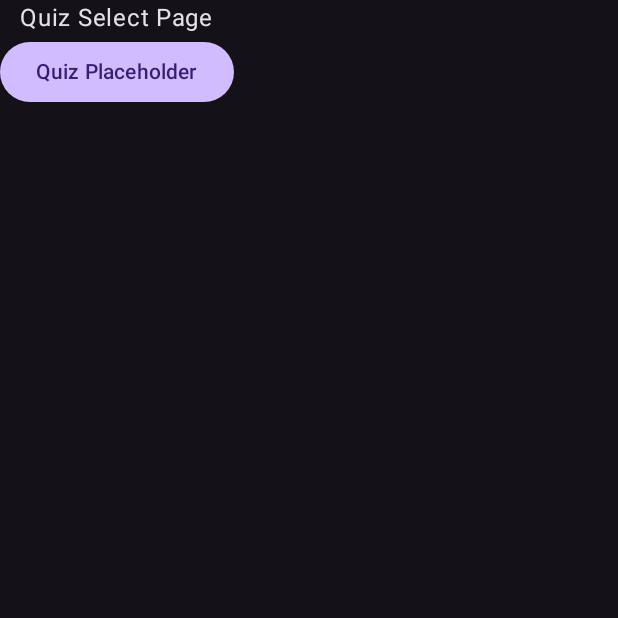
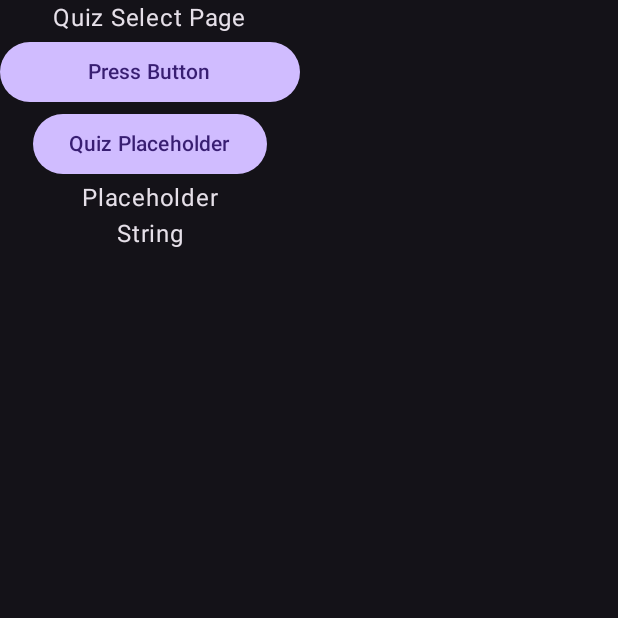
Before and after one commit to stellatedicosahedron/language-learner, an Android app built with Jetpack Compose: the LanguageSelectScreen screen opened through its navigation route, after a tap on "Go to Quiz", on a phone screen of 412 x 824 dp, the top half of it. Run offline under Robolectric (Android 15) with nearby library versions, the light colour scheme and no system bars.

Commit message:
Implemented HTTP request foundation for Quizzes, methods other than GET not tested yet

```diff
--- a/frontend/app/src/main/AndroidManifest.xml
+++ b/frontend/app/src/main/AndroidManifest.xml
@@ -1,6 +1,9 @@
 <?xml version="1.0" encoding="utf-8"?>
 <manifest xmlns:android="http://schemas.android.com/apk/res/android"
     xmlns:tools="http://schemas.android.com/tools">
+
+    <uses-permission android:name="android.permission.INTERNET" />
+    <uses-permission android:name="android.permission.ACCESS_NETWORK_STATE" />
 
     <application
         android:allowBackup="true"
--- /dev/null
+++ b/frontend/app/src/main/java/com/example/languagelearner/network/ApiRoutes.kt
@@ -0,0 +1,5 @@
+package com.example.languagelearner.network
+
+object ApiRoutes {
+    var BASE_URL:String = "https://language-learner-0zma.onrender.com"
+}
--- a/frontend/app/src/main/java/com/example/languagelearner/ui/QuizSelect.kt
+++ b/frontend/app/src/main/java/com/example/languagelearner/ui/QuizSelect.kt
@@ -1,29 +1,58 @@
 package com.example.languagelearner.ui
 
 import androidx.compose.foundation.layout.Column
+import androidx.compose.foundation.layout.width
 import androidx.compose.runtime.Composable
 import androidx.compose.material3.Text
 import androidx.compose.material3.Button
+import androidx.compose.runtime.mutableStateOf
+import androidx.compose.runtime.remember
+import androidx.compose.runtime.rememberCoroutineScope
 import androidx.compose.ui.Alignment
 import androidx.compose.ui.Modifier
-import androidx.compose.ui.tooling.preview.Preview
+import androidx.compose.ui.unit.dp
+import com.example.languagelearner.network.ApiRepository
+import kotlinx.coroutines.launch
+import androidx.compose.runtime.getValue
+import androidx.compose.runtime.setValue
 
 @Composable
 fun QuizSelectScreen(
     modifier: Modifier = Modifier,
-    onCreateButtonClick: () -> Unit
+    onCreateButtonClick: () -> Unit,
 ) {
     Column(
         horizontalAlignment = Alignment.CenterHorizontally,
-        modifier = modifier
+        modifier = modifier,
     ) {
+        val apiRepo = ApiRepository()
+        val scope = rememberCoroutineScope()
+        // getValue and setValue libraries are needed for line below (why??)
+        var jsonResponse by remember { mutableStateOf("Placeholder") }
+
         Text(
             text = "Quiz Select Page"
         )
+        Button(modifier = Modifier
+            .align(alignment = Alignment.CenterHorizontally)
+            .width(200.dp),
+            onClick = {
+                scope.launch {
+                    jsonResponse = try {
+                        apiRepo.getQuiz(1).toString()
+                    } catch (e: io.ktor.serialization.JsonConvertException) {
+                        "No Quizzes Found."
+                    }
+                }
+            }) {
+            Text("Press Button")
+        }
         Button(
             onClick = onCreateButtonClick
         ) {
             Text( text = "Quiz Placeholder")
         }
+        Text(text = jsonResponse)
+        Text(text = (jsonResponse::class.simpleName).toString())
     }
 }
--- a/frontend/build.gradle.kts
+++ b/frontend/build.gradle.kts
@@ -3,4 +3,5 @@ plugins {
     alias(libs.plugins.android.application) apply false
     alias(libs.plugins.kotlin.android) apply false
     alias(libs.plugins.kotlin.compose) apply false
+    id("org.jetbrains.kotlin.plugin.serialization") version "1.8.21"
 }
```
Also changed, not shown: frontend/app/build.gradle.kts (+10 -0 lines), frontend/app/src/main/java/com/example/languagelearner/models/Quiz.kt (added, +19 -0 lines), frontend/app/src/main/java/com/example/languagelearner/network/ApiClient.kt (added, +50 -0 lines), frontend/app/src/main/java/com/example/languagelearner/network/ApiRepository.kt (added, +32 -0 lines).
